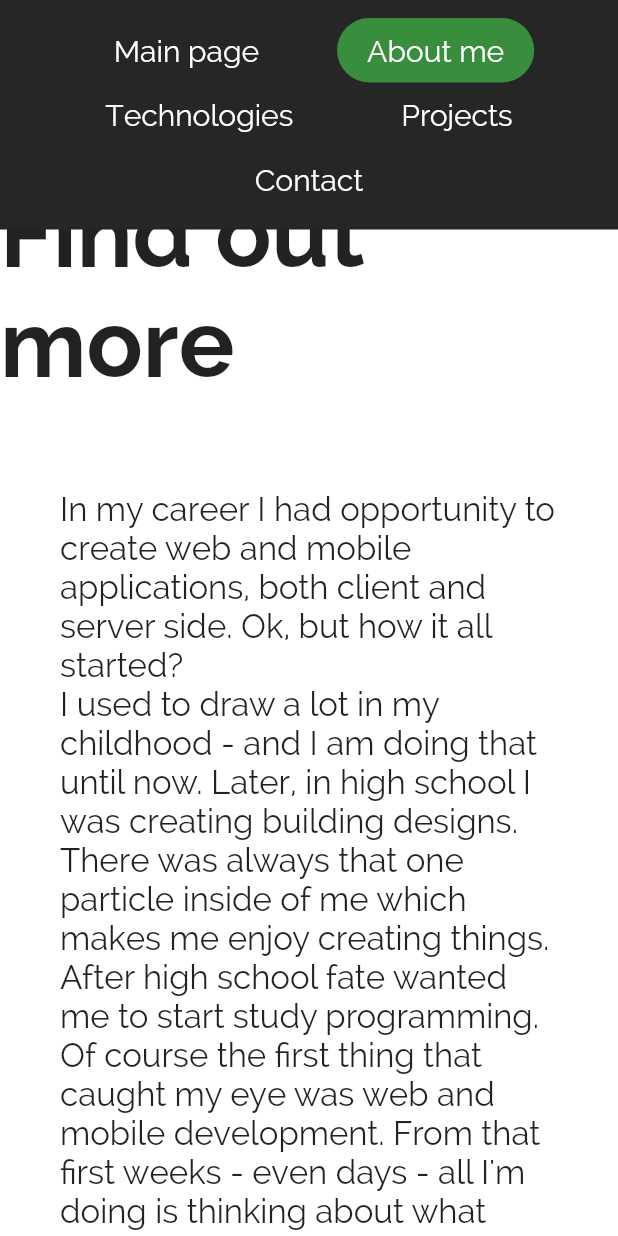
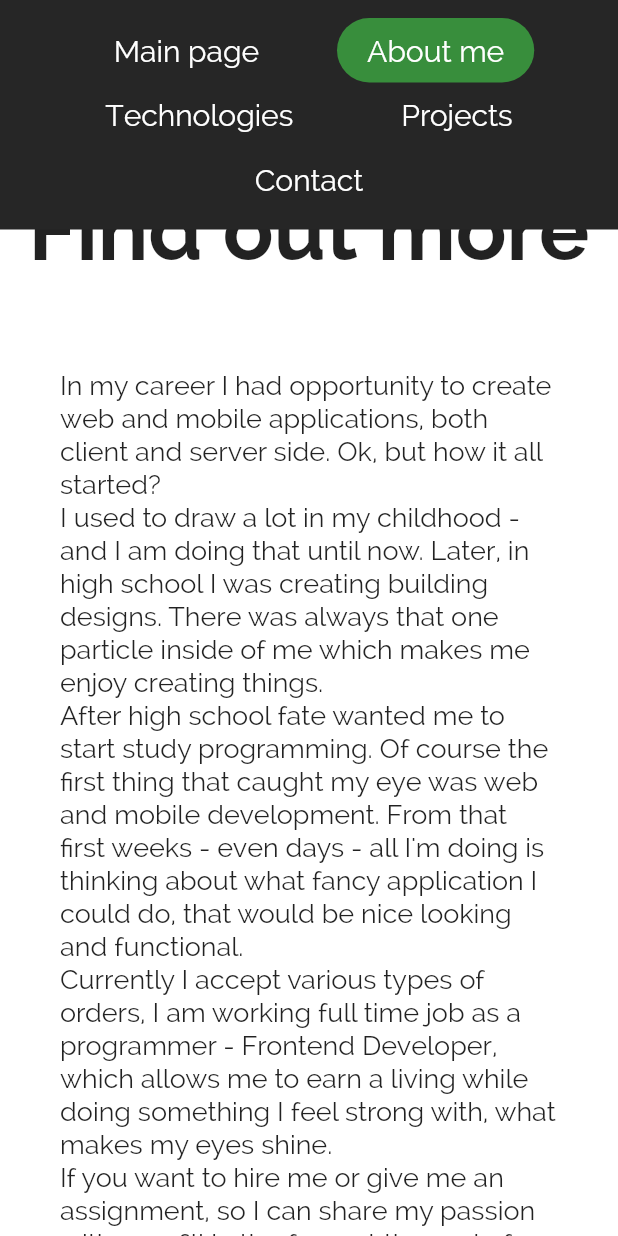
Before and after one commit to wojciechkubiak/flutter-site, a Flutter app: the About widget shown alone on an empty page, opened directly, on a phone screen of 412 x 824 dp. Run offline on Flutter 3.47's test engine with Material 2 defaults, Android fonts, the phone set to English and light mode, and no system bars; our stand-ins replace bloc, dio, equatable, flutter_bloc, flutter_dotenv, flutter_translate; missing offline and left inert: dart:html.

Commit message:
About styling + Loader

```diff
--- a/lib/pages/about.dart
+++ b/lib/pages/about.dart
@@ -29,6 +29,8 @@ class _AboutState extends State<About> {
     double height = MediaQuery.of(context).size.height;
     double width = MediaQuery.of(context).size.width;
 
+    bool isHDRady = width <= 1600;
+
     return Container(
       width: double.infinity,
       height: double.infinity,
@@ -44,12 +46,13 @@ class _AboutState extends State<About> {
                   children: [
                     Container(
                       margin: EdgeInsets.only(
-                          top: height < 600 || width < 600 ? 120 : 70,
-                          bottom: 20),
+                        top: height < 600 || width < 600 ? 120 : 70,
+                        bottom: 20,
+                      ),
                       child: Text(
                         'Find out more',
                         style: TextStyle(
-                          fontSize: 62,
+                          fontSize: isHDRady ? 56 : 72,
                           color: Colors.black87,
                           fontFamily: 'Raleway',
                           fontWeight: FontWeight.w600,
@@ -61,9 +64,13 @@ class _AboutState extends State<About> {
                       clipBehavior: Clip.none,
                       children: [
                         Container(
-                          width: 800,
+                          width: isHDRady ? 800 : 600,
                           padding: EdgeInsets.only(
-                              left: 40, right: 40, top: 40, bottom: 60),
+                            left: 40,
+                            right: 40,
+                            top: 40,
+                            bottom: 60,
+                          ),
                           child: RichText(
                             text: TextSpan(
                               text:
@@ -73,7 +80,7 @@ After high school fate wanted me to start study programming. Of course the first
 Currently I accept various types of orders, I am working full time job as a programmer - Frontend Developer, which allows me to earn a living while doing something I feel strong with, what makes my eyes shine.
 If you want to hire me or give me an assignment, so I can share my passion with you, fill in the form at the end of the website or just go into one of my social medias and message me. If you want to get to know me better, check out my ''',
                               style: TextStyle(
-                                fontSize: 22,
+                                fontSize: isHDRady ? 18 : 22,
                                 color: Colors.black87,
                                 fontFamily: 'Raleway',
                                 fontWeight: FontWeight.w400,
@@ -104,7 +111,7 @@ If you want to hire me or give me an assignment, so I can share my passion with
                                 onTap: () => BlocProvider.of<HomeBloc>(context)
                                     .add(HomeTechnologiesShow()),
                                 isActive: true,
-                                fontSize: 32,
+                                fontSize: isHDRady ? 26 : 32,
                               ),
                               Visibility(
                                 visible: height > 600,
@@ -113,7 +120,7 @@ If you want to hire me or give me an assignment, so I can share my passion with
                                   child: Text(
                                     'Check out what my technologies are and what I feel the best with',
                                     style: TextStyle(
-                                      fontSize: 42,
+                                      fontSize: isHDRady ? 32 : 42,
                                       height: 1.5,
                                       fontFamily: 'Raleway',
                                       fontWeight: FontWeight.w600,
@@ -128,7 +135,7 @@ If you want to hire me or give me an assignment, so I can share my passion with
                                 icon: Icon(
                                   Icons.arrow_forward,
                                   color: Color(0xff262626),
-                                  size: 48,
+                                  size: isHDRady ? 38 : 48,
                                 ),
                               ),
                             ],
```
Also changed, not shown: lib/main.dart (+3 -4 lines), 1 other file.
